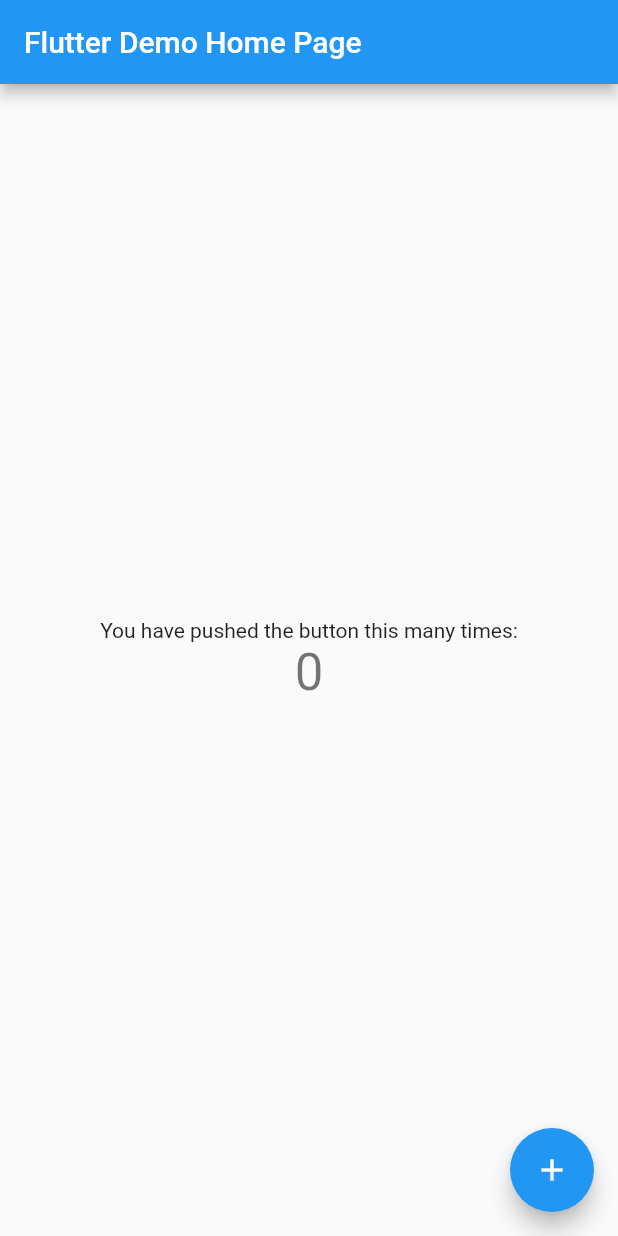
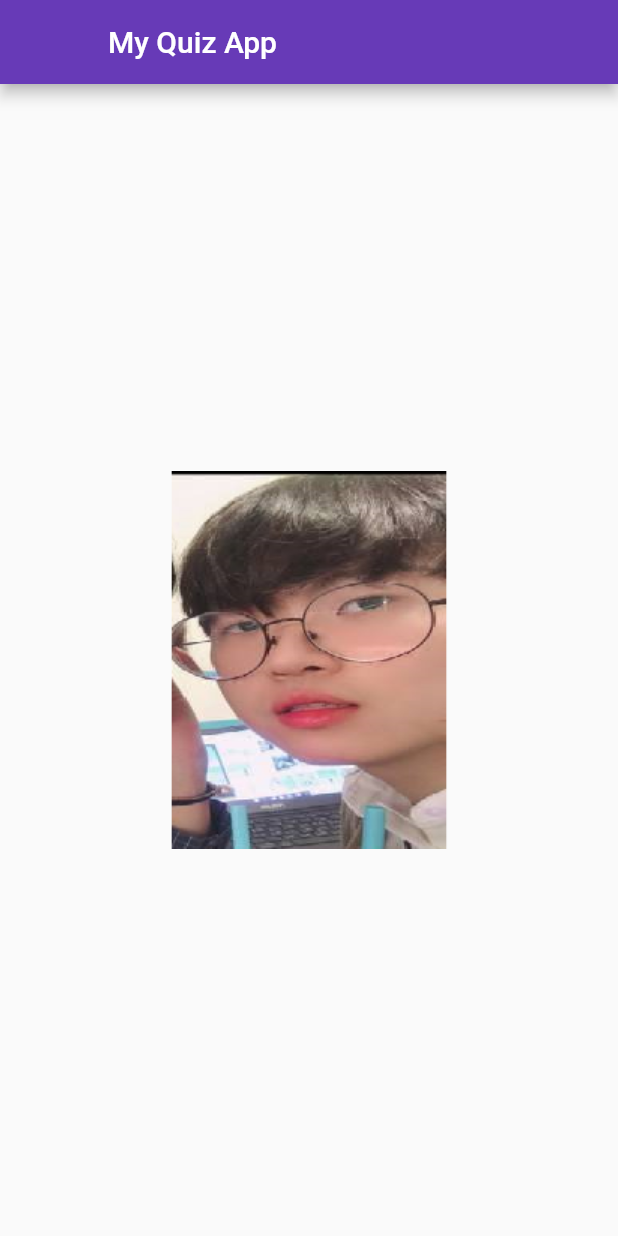
Before and after one commit to oereo/flutter-django-quiz, a Flutter app: the screen it shows after launch, on a phone screen of 412 x 824 dp. Run offline on Flutter 3.47's test engine with Material 2 defaults, Android fonts, the phone set to English and light mode, and no system bars.

Commit message:
feat: add HomeScreen

```diff
--- a/lib/main.dart
+++ b/lib/main.dart
@@ -1,3 +1,4 @@
+import 'package:first/screen/screen_home.dart';
 import 'package:flutter/material.dart';
 
 void main() {
@@ -9,105 +10,8 @@ class MyApp extends StatelessWidget {
   @override
   Widget build(BuildContext context) {
     return MaterialApp(
-      title: 'Flutter Demo',
-      theme: ThemeData(
-        // This is the theme of your application.
-        //
-        // Try running your application with "flutter run". You'll see the
-        // application has a blue toolbar. Then, without quitting the app, try
-        // changing the primarySwatch below to Colors.green and then invoke
-        // "hot reload" (press "r" in the console where you ran "flutter run",
-        // or simply save your changes to "hot reload" in a Flutter IDE).
-        // Notice that the counter didn't reset back to zero; the application
-        // is not restarted.
-        primarySwatch: Colors.blue,
-      ),
-      home: MyHomePage(title: 'Flutter Demo Home Page'),
+      title: 'My Quiz App',
+      home: HomeScreen(),
     );
   }
 }
-
-class MyHomePage extends StatefulWidget {
-  MyHomePage({Key? key, required this.title}) : super(key: key);
-
-  // This widget is the home page of your application. It is stateful, meaning
-  // that it has a State object (defined below) that contains fields that affect
-  // how it looks.
-
-  // This class is the configuration for the state. It holds the values (in this
-  // case the title) provided by the parent (in this case the App widget) and
-  // used by the build method of the State. Fields in a Widget subclass are
-  // always marked "final".
-
-  final String title;
-
-  @override
-  _MyHomePageState createState() => _MyHomePageState();
-}
-
-class _MyHomePageState extends State<MyHomePage> {
-  int _counter = 0;
-
-  void _incrementCounter() {
-    setState(() {
-      // This call to setState tells the Flutter framework that something has
-      // changed in this State, which causes it to rerun the build method below
-      // so that the display can reflect the updated values. If we changed
-      // _counter without calling setState(), then the build method would not be
-      // called again, and so nothing would appear to happen.
-      _counter++;
-    });
-  }
-
-  @override
-  Widget build(BuildContext context) {
-    // This method is rerun every time setState is called, for instance as done
-    // by the _incrementCounter method above.
-    //
-    // The Flutter framework has been optimized to make rerunning build methods
-    // fast, so that you can just rebuild anything that needs updating rather
-    // than having to individually change instances of widgets.
-    return Scaffold(
-      appBar: AppBar(
-        // Here we take the value from the MyHomePage object that was created by
-        // the App.build method, and use it to set our appbar title.
-        title: Text(widget.title),
-      ),
-      body: Center(
-        // Center is a layout widget. It takes a single child and positions it
-        // in the middle of the parent.
-        child: Column(
-          // Column is also a layout widget. It takes a list of children and
-          // arranges them vertically. By default, it sizes itself to fit its
-          // children horizontally, and tries to be as tall as its parent.
-          //
-          // Invoke "debug painting" (press "p" in the console, choose the
-          // "Toggle Debug Paint" action from the Flutter Inspector in Android
-          // Studio, or the "Toggle Debug Paint" command in Visual Studio Code)
-          // to see the wireframe for each widget.
-          //
-          // Column has various properties to control how it sizes itself and
-          // how it positions its children. Here we use mainAxisAlignment to
-          // center the children vertically; the main axis here is the vertical
-          // axis because Columns are vertical (the cross axis would be
-          // horizontal).
-          mainAxisAlignment: MainAxisAlignment.center,
-          children: <Widget>[
-            Text(
-              'You have pushed the button this many times:',
-            ),
-            Text(
-              '$_counter',
-              style: Theme.of(context).textTheme.headline4,
-            ),
-          ],
-        ),
-      ),
-      floatingActionButton: FloatingActionButton(
-        onPressed: _incrementCounter,
-        tooltip: 'Increment',
-        child: Icon(Icons.add),
-      ), // This trailing comma makes auto-formatting nicer for build methods.
-    );
-  }
-}
--- /dev/null
+++ b/lib/screen/screen_home.dart
@@ -0,0 +1,31 @@
+import 'package:flutter/material.dart';
+
+class HomeScreen extends StatefulWidget {
+  @override
+  _HomeScreenState createState() => _HomeScreenState();
+}
+
+class _HomeScreenState extends State<HomeScreen> {
+  @override
+  Widget build(BuildContext context) {
+    Size screenSize = MediaQuery.of(context).size;
+    double width = screenSize.width;
+    double height = screenSize.height;
+
+    return SafeArea(
+        // SafeArea : 기기의 상단 노티바 부분, 하단영역을 침범하지 않는 안전한 영역을 잡아주는 위젯
+        child: Scaffold(
+            appBar: AppBar(
+              title: Text('My Quiz App'),
+              backgroundColor: Colors.deepPurple,
+              leading: Container(),
+            ),
+            body: Column(
+              mainAxisAlignment: MainAxisAlignment.center,
+              crossAxisAlignment: CrossAxisAlignment.center,
+              children: <Widget>[
+                Center(child: Image.asset('images/무제.png', width: width * 0.8)),
+              ],
+            )));
+  }
+}
--- a/pubspec.yaml
+++ b/pubspec.yaml
@@ -45,9 +45,9 @@ flutter:
   uses-material-design: true
 
   # To add assets to your application, add an assets section, like this:
-  # assets:
-  #   - images/a_dot_burr.jpeg
-  #   - images/a_dot_ham.jpeg
+  assets:
+    - images/무제.png
+
 
   # An image asset can refer to one or more resolution-specific "variants", see
   # https://flutter.dev/assets-and-images/#resolution-aware.
```
Also changed, not shown: images/무제.png (added).
